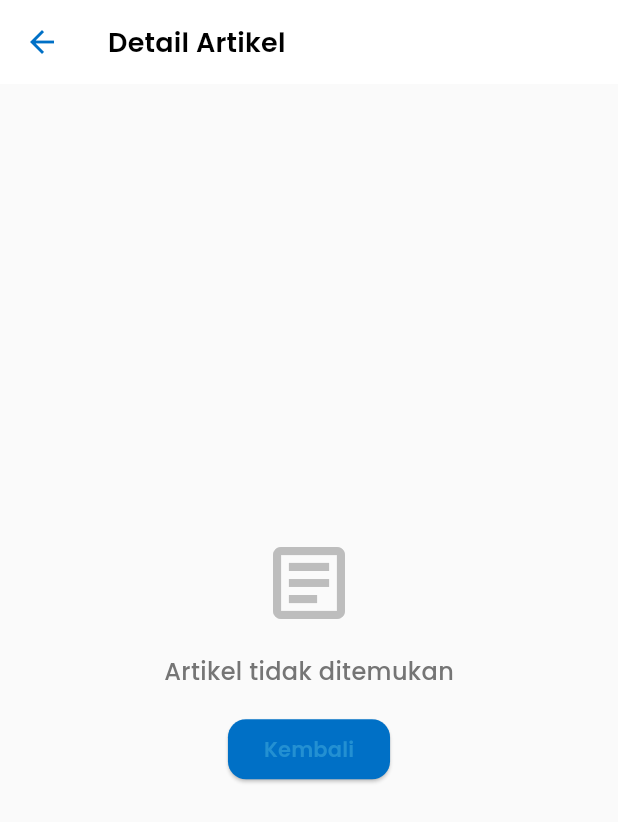
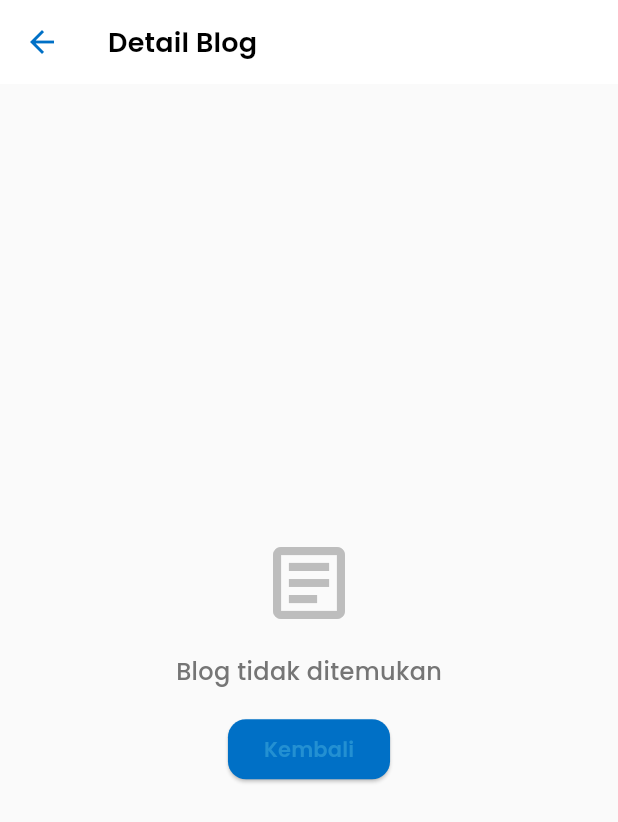
Before and after one commit to akbarginanjar/Mobile-App-SupportYou, a Flutter app: the BlogDetailScreen screen opened directly with empty values, on a phone screen of 412 x 824 dp. Shown: the top 822 px of the screen. Run offline on Flutter 3.47's test engine with Material 3 defaults, Android fonts, the phone set to English and light mode, and no system bars; our stand-ins replace carousel_slider, device_info_plus, dio, flutter_easyloading, get, get_storage and 5 more; missing offline and left inert: saver_gallery; accounts and stored records are empty.

Commit message:
update tampilan blog dan data dummy

```diff
--- a/lib/views/blog_detail_screen/screen.dart
+++ b/lib/views/blog_detail_screen/screen.dart
@@ -2,11 +2,11 @@
 import 'package:flutter/material.dart';
 import 'package:get/get.dart';
 import 'package:mobile_supportyou/config/theme.dart';
-import 'package:mobile_supportyou/controllers/blog_controller.dart';
+import 'package:mobile_supportyou/controllers/blog_detail_controller.dart';
 import 'package:mobile_supportyou/views/blog_detail_screen/widgets/related_blog_card.dart';
 import 'package:mobile_supportyou/views/blog_detail_screen/widgets/share_button.dart';
 
-class BlogDetailScreen extends StatelessWidget {
+class BlogDetailScreen extends StatefulWidget {
   final String slug;
 
   const BlogDetailScreen({
@@ -15,19 +15,37 @@ class BlogDetailScreen extends StatelessWidget {
   });
 
   @override
+  State<BlogDetailScreen> createState() => _BlogDetailScreenState();
+}
+
+class _BlogDetailScreenState extends State<BlogDetailScreen> {
+  late BlogDetailController controller;
+
+  @override
+  void initState() {
+    super.initState();
+    controller = Get.isRegistered<BlogDetailController>(tag: widget.slug)
+        ? Get.find<BlogDetailController>(tag: widget.slug)
+        : Get.put(BlogDetailController(), tag: widget.slug);
+    WidgetsBinding.instance.addPostFrameCallback((_) {
+      controller.loadBlogDetail(widget.slug);
+    });
+  }
+
+  @override
+  void dispose() {
+    Get.delete<BlogDetailController>(tag: widget.slug);
+    super.dispose();
+  }
+
+  @override
   Widget build(BuildContext context) {
-    final BlogController controller = Get.find<BlogController>();
-
-    WidgetsBinding.instance.addPostFrameCallback((_) {
-      controller.loadBlogDetail(slug);
-    });
-
     return Scaffold(
       backgroundColor: Colors.grey[50],
       appBar: AppBar(
         title: Obx(() {
           return Text(
-            controller.detailBlog.value?.title ?? 'Detail Artikel',
+            controller.detailBlog.value?.title ?? 'Detail Blog',
             style: Theme.of(context).textTheme.titleMedium?.copyWith(
                   fontWeight: FontWeight.w600,
                 ),
@@ -54,7 +72,7 @@ class BlogDetailScreen extends StatelessWidget {
               children: [
                 CircularProgressIndicator(),
                 SizedBox(height: 16),
-                Text('Memuat artikel...'),
+                Text('Memuat blog...'),
               ],
             ),
           );
@@ -73,7 +91,7 @@ class BlogDetailScreen extends StatelessWidget {
                 ),
                 const SizedBox(height: 16),
                 Text(
-                  'Artikel tidak ditemukan',
+                  'Blog tidak ditemukan',
                   style: TextStyle(
                     fontSize: 16,
                     fontWeight: FontWeight.w500,
@@ -82,7 +100,7 @@ class BlogDetailScreen extends StatelessWidget {
                 ),
                 const SizedBox(height: 16),
                 ElevatedButton(
-                  onPressed: () => Get.back(),
+                  onPressed: () => Navigator.pop(context),
                   style: ElevatedButton.styleFrom(
                     backgroundColor: primary,
                     shape: RoundedRectangleBorder(
@@ -195,7 +213,7 @@ class BlogDetailScreen extends StatelessWidget {
               if (controller.relatedBlogs.isNotEmpty) ...[
                 const SizedBox(height: 24),
                 Text(
-                  'Artikel Terkait',
+                  'Blog Terkait',
                   style: Theme.of(context).textTheme.titleMedium?.copyWith(
                         fontWeight: FontWeight.bold,
                       ),
@@ -209,12 +227,7 @@ class BlogDetailScreen extends StatelessWidget {
                     separatorBuilder: (context, index) => const SizedBox(width: 12),
                     itemBuilder: (context, index) {
                       final related = controller.relatedBlogs[index];
-                      return RelatedBlogCard(
-                        blog: related,
-                        onTap: () {
-                          Get.to(() => BlogDetailScreen(slug: related.slug));
-                        },
-                      );
+                      return RelatedBlogCard(blog: related);
                     },
                   ),
                 ),
--- a/lib/views/blog_detail_screen/widgets/share_button.dart
+++ b/lib/views/blog_detail_screen/widgets/share_button.dart
@@ -27,7 +27,7 @@ class ShareButton extends StatelessWidget {
       await Clipboard.setData(ClipboardData(text: _shareUrl));
       Get.snackbar(
         'Berhasil',
-        'Link artikel telah disalin',
+        'Link blog telah disalin',
         snackPosition: SnackPosition.BOTTOM,
         backgroundColor: success,
         colorText: Colors.white,
--- a/lib/views/blog_screen/screen.dart
+++ b/lib/views/blog_screen/screen.dart
@@ -43,7 +43,7 @@ class BlogScreen extends StatelessWidget {
                     children: [
                       CircularProgressIndicator(),
                       SizedBox(height: 16),
-                      Text('Memuat artikel...'),
+                      Text('Memuat blog...'),
                     ],
                   ),
                 );
@@ -61,7 +61,7 @@ class BlogScreen extends StatelessWidget {
                       ),
                       const SizedBox(height: 16),
                       Text(
-                        'Belum ada artikel',
+                        'Belum ada blog',
                         style: TextStyle(
                           fontSize: 16,
                           fontWeight: FontWeight.w500,
--- a/lib/views/blog_screen/widgets/search_bar.dart
+++ b/lib/views/blog_screen/widgets/search_bar.dart
@@ -36,7 +36,7 @@ class BlogSearchBar extends StatelessWidget {
             }
           },
           decoration: InputDecoration(
-            hintText: 'Cari artikel...',
+            hintText: 'Cari blog...',
             hintStyle: TextStyle(
               color: Colors.grey[400],
               fontSize: 14,
--- a/lib/views/home_screen/blog_section.dart
+++ b/lib/views/home_screen/blog_section.dart
@@ -55,7 +55,7 @@ class BlogSection extends StatelessWidget {
                   crossAxisAlignment: CrossAxisAlignment.start,
                   children: [
                     Text(
-                      'Baca Artikel & Blog',
+                      'Baca Blog',
                       style: TextStyle(
                         fontSize: 16,
                         fontWeight: FontWeight.bold,
```
Also changed, not shown: assets/json/blogs.json (+11 -11 lines), lib/controllers/blog_controller.dart (+0 -21 lines), lib/controllers/blog_detail_controller.dart (added, +46 -0 lines), lib/views/blog_detail_screen/widgets/related_blog_card.dart (+8 -5 lines).
